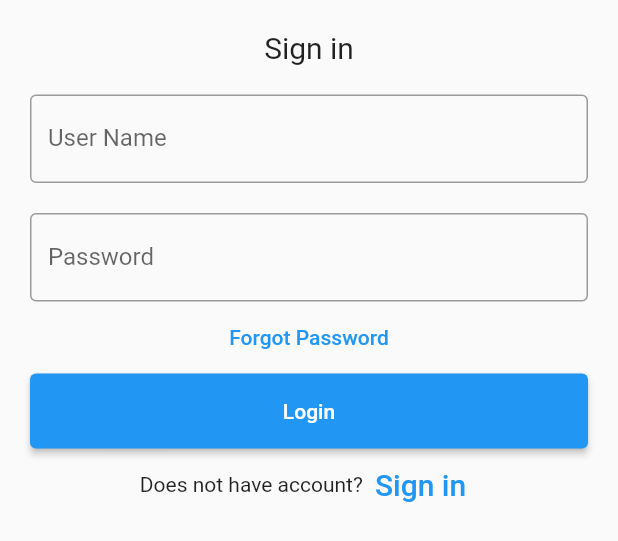
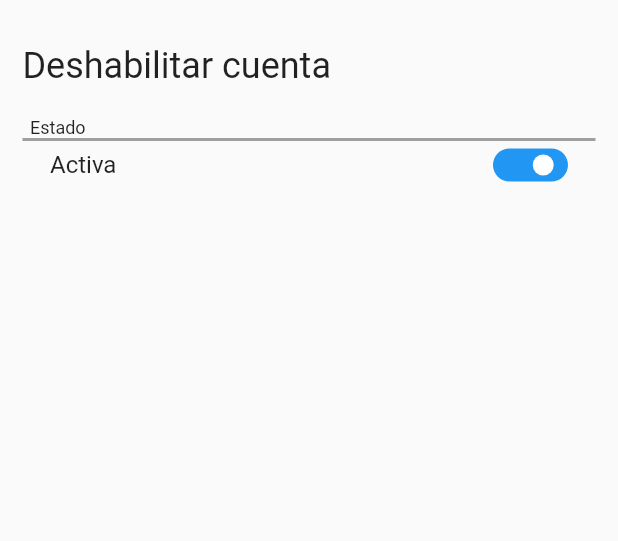
Before and after one commit to gda1194/calle_de_oro_project, a Flutter app: the EnableAccount widget shown alone on an empty page, opened directly, on a phone screen of 412 x 824 dp. Shown: the top 541 px of the screen. Run offline on Flutter 3.47's test engine with Material 2 defaults, Android fonts, the phone set to English and light mode, and no system bars; drawn by our look-alikes of flutter_switch.

Commit message:
Update - page/Estado cuenta
Modelo

```diff
--- a/lib/pages/EnableAccount.dart
+++ b/lib/pages/EnableAccount.dart
@@ -2,6 +2,9 @@ import 'package:flutter/cupertino.dart';
 import 'package:flutter/material.dart';
 import 'package:flutter/src/foundation/key.dart';
 import 'package:flutter/src/widgets/framework.dart';
+import 'package:flutter_switch/flutter_switch.dart';
+
+import '../util/util.dart';
 
 class EnableAccount extends StatefulWidget {
   const EnableAccount({Key? key}) : super(key: key);
@@ -11,79 +14,93 @@ class EnableAccount extends StatefulWidget {
 }
 
 class _EnableAccountState extends State<EnableAccount> {
+  static String titulo = "Deshabilitar cuenta";
+  static String subTitulo = "Estado";
+  bool isEstadoCuenta = true;
+  String leyendaEstadoCuenta = "Activa";
   TextEditingController nameController = TextEditingController();
   TextEditingController passwordController = TextEditingController();
   @override
   Widget build(BuildContext context) {
     return Container(
       // decoration: borderBlack(),
-      child: Padding(
-          padding: const EdgeInsets.all(10),
-          child: ListView(
-            children: <Widget>[
+      margin: const EdgeInsets.all(0),
+      padding: const EdgeInsets.all(0),
+      child: Column(
+        mainAxisAlignment: MainAxisAlignment.start,
+        children: [
           Container(
-                  alignment: Alignment.center,
-                  padding: const EdgeInsets.all(10),
-                  child: const Text(
-                    'Sign in',
-                    style: TextStyle(fontSize: 20),
-                  )),
-              Container(
-                padding: const EdgeInsets.all(10),
-                child: TextField(
-                  controller: nameController,
-                  decoration: const InputDecoration(
-                    border: OutlineInputBorder(),
-                    labelText: 'User Name',
-                  ),
+            width: MediaQuery.of(context).size.width,
+            margin: const EdgeInsets.fromLTRB(15, 30, 15, 20),
+            // decoration: borderBlack(),
+            child: Text(
+              titulo,
+              style: TextStyle(fontSize: 24),
             ),
           ),
           Container(
-                padding: const EdgeInsets.fromLTRB(10, 10, 10, 0),
-                child: TextField(
-                  obscureText: true,
-                  controller: passwordController,
-                  decoration: const InputDecoration(
-                    border: OutlineInputBorder(),
-                    labelText: 'Password',
-                  ),
-                ),
-              ),
-              TextButton(
-                onPressed: () {
-                  //forgot password screen
-                },
-                child: const Text(
-                  'Forgot Password',
+            width: MediaQuery.of(context).size.width,
+            margin: const EdgeInsets.fromLTRB(20, 0, 0, 0),
+            child: Text(
+              subTitulo,
+              style: TextStyle(fontSize: 12),
             ),
           ),
           Container(
-                  height: 50,
-                  padding: const EdgeInsets.fromLTRB(10, 0, 10, 0),
-                  child: ElevatedButton(
-                    child: const Text('Login'),
-                    onPressed: () {
-                      print(nameController.text);
-                      print(passwordController.text);
+            width: MediaQuery.of(context).size.width,
+            margin: const EdgeInsets.fromLTRB(15, 0, 15, 5),
+            decoration: borderSeparator(),
+          ),
+          Container(
+            width: MediaQuery.of(context).size.width,
+            // decoration: borderBlack(),
+            // child: contenidoListView(),
+          ),
+          Container(
+            child: Row(
+              mainAxisAlignment: MainAxisAlignment.spaceAround,
+              children: [
+                Container(
+                    margin: const EdgeInsets.all(0),
+                    padding: const EdgeInsets.all(0),
+                    width: MediaQuery.of(context).size.width / 2.1,
+                    // decoration: borderBlack(),
+                    child: Text(leyendaEstadoCuenta,
+                        style: TextStyle(fontSize: 16))),
+                Container(
+                  margin: const EdgeInsets.all(0),
+                  padding: const EdgeInsets.all(0),
+                  alignment: Alignment.centerRight,
+                  width: MediaQuery.of(context).size.width / 5,
+                  // decoration: borderBlack(),
+                  // child: Text("d"),
+                  child: FlutterSwitch(
+                    width: 50.0,
+                    height: 22.0,
+                    // valueFontSize: 25.0,
+                    // toggleSize: 45.0,
+                    value: isEstadoCuenta,
+                    // borderRadius: 30.0,
+                    // padding: 8.0,
+                    // showOnOff: true,
+                    onToggle: (val) {
+                      setState(() {
+                        isEstadoCuenta = val;
+                        if (isEstadoCuenta) {
+                          leyendaEstadoCuenta = "Activa";
+                        } else {
+                          leyendaEstadoCuenta = "Inactiva";
+                        }
+                      });
                     },
-                  )),
-              Row(
-                children: <Widget>[
-                  const Text('Does not have account?'),
-                  TextButton(
-                    child: const Text(
-                      'Sign in',
-                      style: TextStyle(fontSize: 20),
                   ),
-                    onPressed: () {
-                      //signup screen
-                    },
                 )
               ],
-                mainAxisAlignment: MainAxisAlignment.center,
             ),
+          )
         ],
-          )),
+      ),
     );
+    ;
   }
 }
```
Lines whose indentation alone changed are shown as unchanged.
